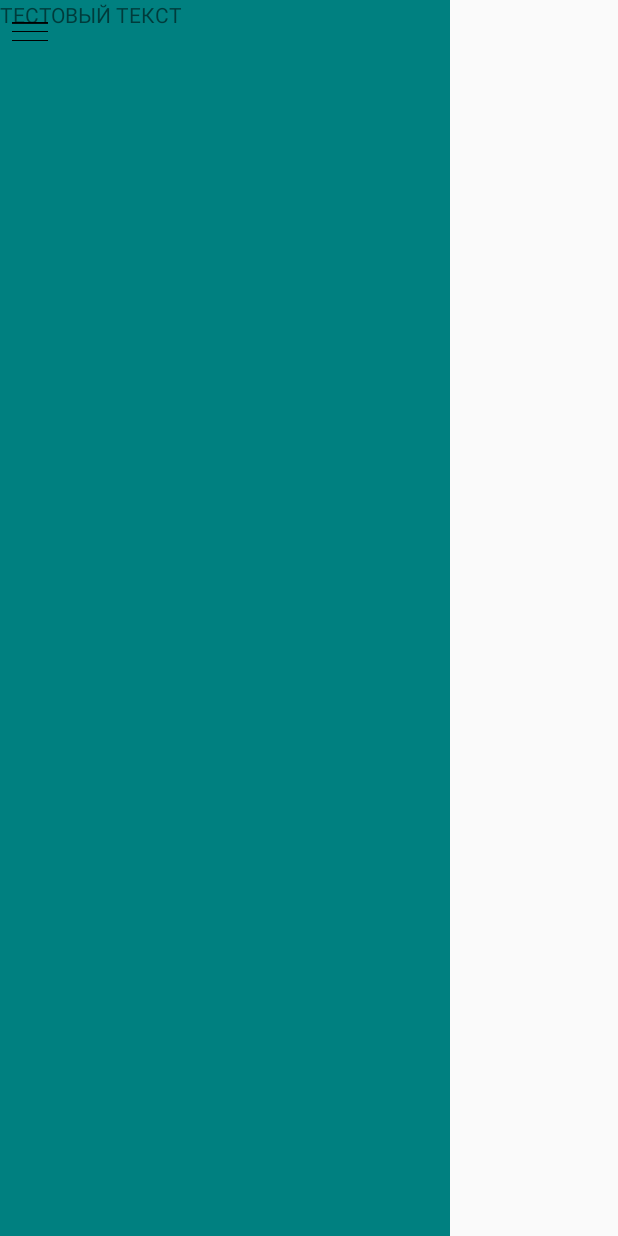
After one commit to lu97/Parabens, an Android app: the layout variants_list.xml on its own in the app's theme, with its tools: preview values and no code run, on a phone screen of 412 x 824 dp. The commit adds this screen. Run offline under Robolectric (Android 15) with nearby library versions, the phone set to English and light mode, and no system bars; Roboto replaces fonts that are not available here.

Commit message:
Попытка реализации выдвижного бокового меню

```diff
--- /dev/null
+++ b/app/src/main/res/layout/variants_list.xml
@@ -0,0 +1,19 @@
+<?xml version="1.0" encoding="utf-8"?>
+<RelativeLayout xmlns:android="http://schemas.android.com/apk/res/android"
+    android:orientation="vertical" android:layout_width="300dp"
+    android:background="#008080"
+    android:id="@+id/menu"
+    android:layout_height="match_parent">
+    <ImageView
+        android:id="@+id/closeMenu"
+        android:layout_width="40dp"
+        android:layout_height="40dp"
+        android:src="@drawable/menu1">
+    </ImageView>
+    <TextView
+        android:id="@+id/test"
+        android:layout_width="wrap_content"
+        android:layout_height="wrap_content"
+        android:text="ТЕСТОВЫЙ ТЕКСТ"></TextView>
+
+</RelativeLayout>
```
Also changed, not shown: app/src/main/java/NavigationLayout.java (added, +33 -0 lines), app/src/main/java/ParentNavigationActivity.java (added, +24 -0 lines), app/src/main/java/com/example/parabens/MainActivity.java (+12 -3 lines), app/src/main/res/layout/activity_main.xml (+8 -0 lines).
